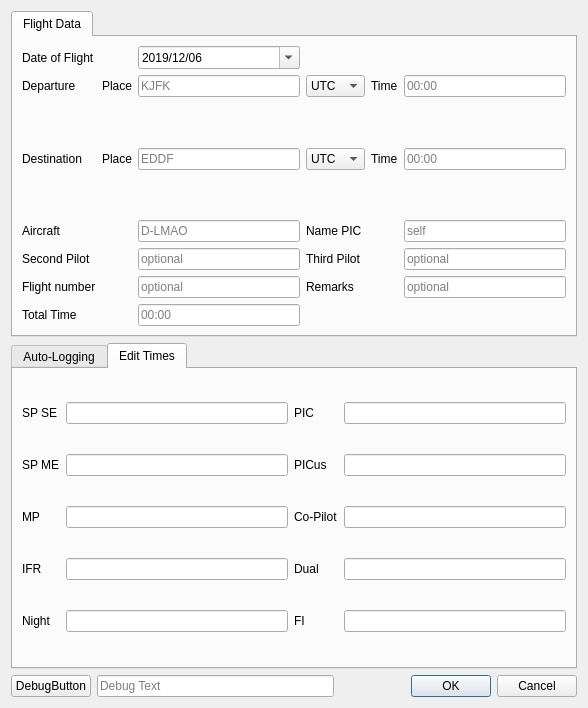
First picture: the form in src/gui/dialogues/newflight.ui, repository fiffty-50/openPilotLog, before the edit.
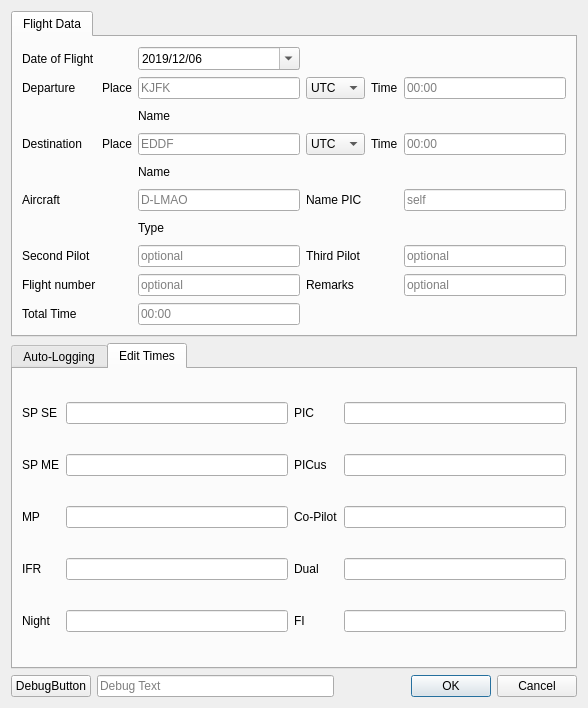
Second picture: the form after the edit.

Commit message: added information labels

Diff of the .ui file:
```diff
--- a/src/gui/dialogues/newflight.ui
+++ b/src/gui/dialogues/newflight.ui
@@ -26,6 +26,12 @@
       <layout class="QGridLayout" name="gridLayout">
        <item row="6" column="2">
         <widget class="QLineEdit" name="acftLineEdit">
+         <property name="minimumSize">
+          <size>
+           <width>0</width>
+           <height>20</height>
+          </size>
+         </property>
          <property name="placeholderText">
           <string>D-LMAO</string>
          </property>
@@ -33,6 +39,12 @@
        </item>
        <item row="1" column="5">
         <widget class="QLineEdit" name="tofbTimeLineEdit">
+         <property name="minimumSize">
+          <size>
+           <width>0</width>
+           <height>20</height>
+          </size>
+         </property>
          <property name="toolTip">
           <string>&lt;html&gt;&lt;head/&gt;&lt;body&gt;&lt;p&gt;&lt;span style=&quot; color:#a8abb0;&quot;&gt;Enter a valid time.&lt;/span&gt;&lt;/p&gt;&lt;p&gt;&lt;span style=&quot; color:#a8abb0;&quot;&gt;e.g.: 845 0845 8:45 08:45&lt;/span&gt;&lt;/p&gt;&lt;/body&gt;&lt;/html&gt;</string>
          </property>
@@ -75,14 +87,14 @@
          </property>
         </widget>
        </item>
-       <item row="8" column="3">
+       <item row="9" column="3">
         <widget class="QLabel" name="RemarksLabel">
          <property name="text">
           <string>Remarks</string>
          </property>
         </widget>
        </item>
-       <item row="8" column="1">
+       <item row="9" column="1">
         <widget class="QLabel" name="flightNumberPrefixLabel">
          <property name="toolTip">
           <string>&lt;html&gt;&lt;head/&gt;&lt;body&gt;&lt;p&gt;Can bet changed in Settings&lt;/p&gt;&lt;/body&gt;&lt;/html&gt;</string>
@@ -102,8 +114,33 @@
          </property>
         </widget>
        </item>
-       <item row="8" column="2">
+       <item row="5" column="2" colspan="2">
+        <widget class="QLabel" name="destNameLabel">
+         <property name="sizePolicy">
+          <sizepolicy hsizetype="Fixed" vsizetype="Fixed">
+           <horstretch>0</horstretch>
+           <verstretch>0</verstretch>
+          </sizepolicy>
+         </property>
+         <property name="minimumSize">
+          <size>
+           <width>160</width>
+           <height>20</height>
+          </size>
+         </property>
+         <property name="text">
+          <string>Name</string>
+         </property>
+        </widget>
+       </item>
+       <item row="9" column="2">
         <widget class="QLineEdit" name="FlightNumberLineEdit">
+         <property name="minimumSize">
+          <size>
+           <width>0</width>
+           <height>20</height>
+          </size>
+         </property>
          <property name="placeholderText">
           <string>optional</string>
          </property>
@@ -111,6 +148,12 @@
        </item>
        <item row="1" column="2">
         <widget class="QLineEdit" name="deptLocLineEdit">
+         <property name="minimumSize">
+          <size>
+           <width>0</width>
+           <height>20</height>
+          </size>
+         </property>
          <property name="toolTip">
           <string>Enter the ICAO 4-letter Identifier of the Airport</string>
          </property>
@@ -125,7 +168,7 @@
          </property>
         </widget>
        </item>
-       <item row="9" column="0">
+       <item row="10" column="0">
         <widget class="QLabel" name="totalTimeLabel">
          <property name="text">
           <string>Total Time</string>
@@ -139,8 +182,33 @@
          </property>
         </widget>
        </item>
+       <item row="2" column="2" colspan="2">
+        <widget class="QLabel" name="deptNameLabel">
+         <property name="sizePolicy">
+          <sizepolicy hsizetype="Fixed" vsizetype="Fixed">
+           <horstretch>0</horstretch>
+           <verstretch>0</verstretch>
+          </sizepolicy>
+         </property>
+         <property name="minimumSize">
+          <size>
+           <width>160</width>
+           <height>20</height>
+          </size>
+         </property>
+         <property name="text">
+          <string>Name</string>
+         </property>
+        </widget>
+       </item>
        <item row="4" column="5">
         <widget class="QLineEdit" name="tonbTimeLineEdit">
+         <property name="minimumSize">
+          <size>
+           <width>0</width>
+           <height>20</height>
+          </size>
+         </property>
          <property name="toolTip">
           <string>&lt;html&gt;&lt;head/&gt;&lt;body&gt;&lt;p&gt;&lt;span style=&quot; color:#a8abb0;&quot;&gt;Enter a valid time.&lt;/span&gt;&lt;/p&gt;&lt;p&gt;&lt;span style=&quot; color:#a8abb0;&quot;&gt;e.g.: 845 0845 8:45 08:45&lt;/span&gt;&lt;/p&gt;&lt;/body&gt;&lt;/html&gt;</string>
          </property>
@@ -175,22 +243,34 @@
          </property>
         </widget>
        </item>
-       <item row="7" column="0">
+       <item row="8" column="0">
         <widget class="QLabel" name="picLabel_2">
          <property name="text">
           <string>Second Pilot</string>
          </property>
         </widget>
        </item>
-       <item row="8" column="5">
+       <item row="9" column="5">
         <widget class="QLineEdit" name="RemarksLineEdit">
+         <property name="minimumSize">
+          <size>
+           <width>0</width>
+           <height>20</height>
+          </size>
+         </property>
          <property name="placeholderText">
           <string>optional</string>
          </property>
         </widget>
        </item>
-       <item row="7" column="5">
+       <item row="8" column="5">
         <widget class="QLineEdit" name="thirdPilotNameLineEdit">
+         <property name="minimumSize">
+          <size>
+           <width>0</width>
+           <height>20</height>
+          </size>
+         </property>
          <property name="placeholderText">
           <string>optional</string>
          </property>
@@ -198,6 +278,12 @@
        </item>
        <item row="6" column="5">
         <widget class="QLineEdit" name="picNameLineEdit">
+         <property name="minimumSize">
+          <size>
+           <width>0</width>
+           <height>20</height>
+          </size>
+         </property>
          <property name="placeholderText">
           <string>self</string>
          </property>
@@ -244,8 +330,14 @@
          </item>
         </widget>
        </item>
-       <item row="9" column="2">
+       <item row="10" column="2">
         <widget class="QLineEdit" name="tblkTimeLineEdit">
+         <property name="minimumSize">
+          <size>
+           <width>0</width>
+           <height>20</height>
+          </size>
+         </property>
          <property name="focusPolicy">
           <enum>Qt::NoFocus</enum>
          </property>
@@ -268,15 +360,21 @@
          </property>
         </widget>
        </item>
-       <item row="8" column="0">
+       <item row="9" column="0">
         <widget class="QLabel" name="FlightNumberLabel">
          <property name="text">
           <string>Flight number</string>
          </property>
         </widget>
        </item>
-       <item row="7" column="2">
+       <item row="8" column="2">
         <widget class="QLineEdit" name="secondPilotNameLineEdit">
+         <property name="minimumSize">
+          <size>
+           <width>0</width>
+           <height>20</height>
+          </size>
+         </property>
          <property name="text">
           <string/>
          </property>
@@ -285,7 +383,7 @@
          </property>
         </widget>
        </item>
-       <item row="7" column="3">
+       <item row="8" column="3">
         <widget class="QLabel" name="thirdPilotLabel">
          <property name="text">
           <string>Third Pilot</string>
@@ -294,6 +392,12 @@
        </item>
        <item row="4" column="2">
         <widget class="QLineEdit" name="destLocLineEdit">
+         <property name="minimumSize">
+          <size>
+           <width>0</width>
+           <height>20</height>
+          </size>
+         </property>
          <property name="toolTip">
           <string>Enter the ICAO 4-letter Identifier of the Airport</string>
          </property>
@@ -308,17 +412,22 @@
          </property>
         </widget>
        </item>
-       <item row="2" column="2" colspan="2">
-        <widget class="QLabel" name="deptNameLabel">
-         <property name="text">
-          <string/>
+       <item row="7" column="2">
+        <widget class="QLabel" name="acftTypeLabel">
+         <property name="sizePolicy">
+          <sizepolicy hsizetype="Fixed" vsizetype="Fixed">
+           <horstretch>0</horstretch>
+           <verstretch>0</verstretch>
+          </sizepolicy>
          </property>
-        </widget>
-       </item>
-       <item row="5" column="2" colspan="2">
-        <widget class="QLabel" name="destNameLabel">
+         <property name="minimumSize">
+          <size>
+           <width>160</width>
+           <height>20</height>
+          </size>
+         </property>
          <property name="text">
-          <string/>
+          <string>Type</string>
          </property>
         </widget>
        </item>
```
Left out of the diff: 90 changed lines with no effect on the pictures. The commit also changes 1 other file.
